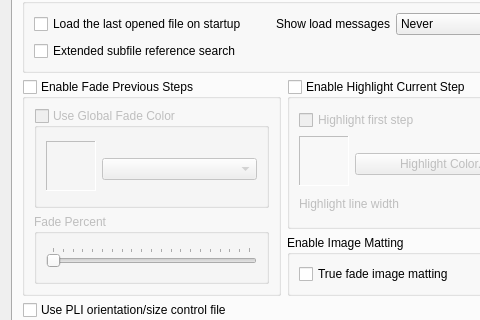
trevorsandy/lpub3d-ci, file mainApp/preferences.ui: the form before one commit; both pictures show x 0 to 480 and y 186 to 506 of the 567 by 670 pixel window.
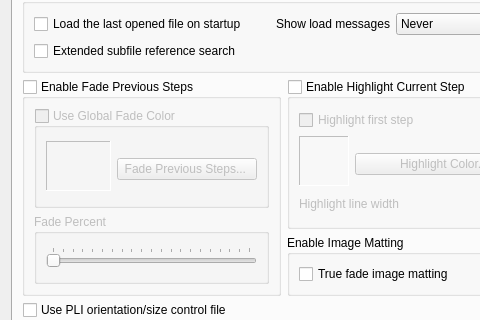
The form after the commit. Icons and pictures are not drawn.

Commit message: Dev - Change fade step colour picker to system colours

Patch:
```diff
--- a/mainApp/preferences.ui
+++ b/mainApp/preferences.ui
@@ -317,13 +317,16 @@
                   </spacer>
                  </item>
                  <item row="1" column="1">
-                  <widget class="QComboBox" name="fadeStepsColoursCombo">
+                  <widget class="QPushButton" name="fadeStepsColoursBtn">
                    <property name="sizePolicy">
-                    <sizepolicy hsizetype="MinimumExpanding" vsizetype="MinimumExpanding">
+                    <sizepolicy hsizetype="Minimum" vsizetype="Fixed">
                      <horstretch>0</horstretch>
                      <verstretch>0</verstretch>
                     </sizepolicy>
                    </property>
+                   <property name="text">
+                    <string> Fade Previous Steps...  </string>
+                   </property>
                   </widget>
                  </item>
                  <item row="2" column="1">
```
Left out of the diff: 27 changed lines with no effect on the pictures. The commit also changes 2 other files.
